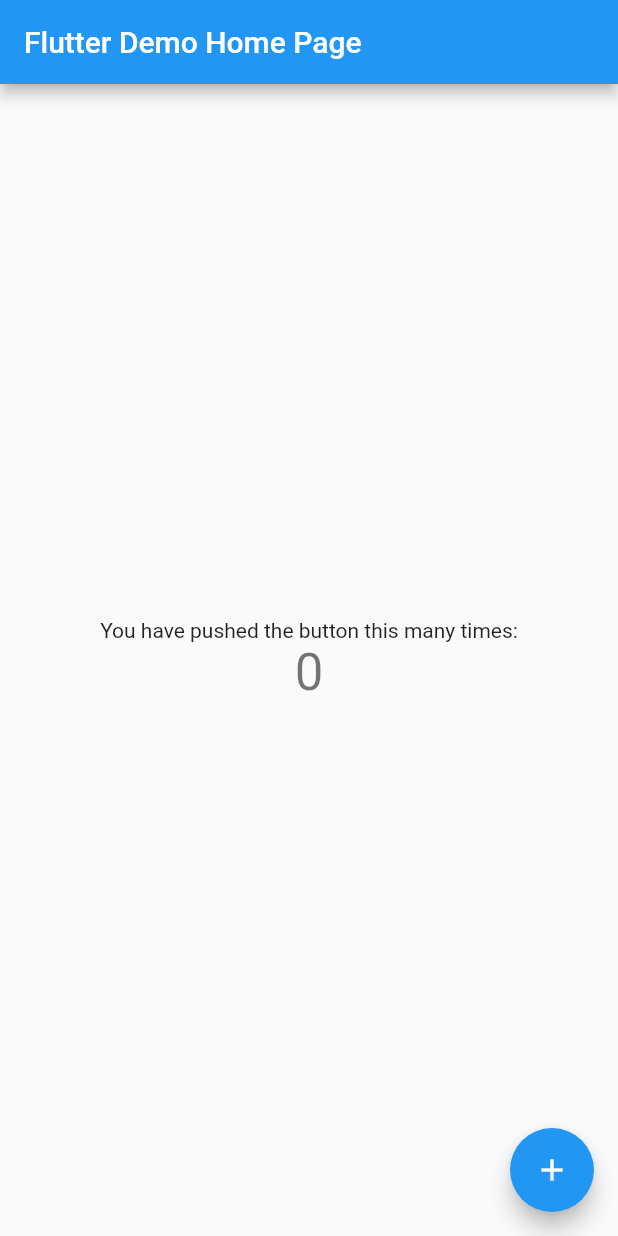
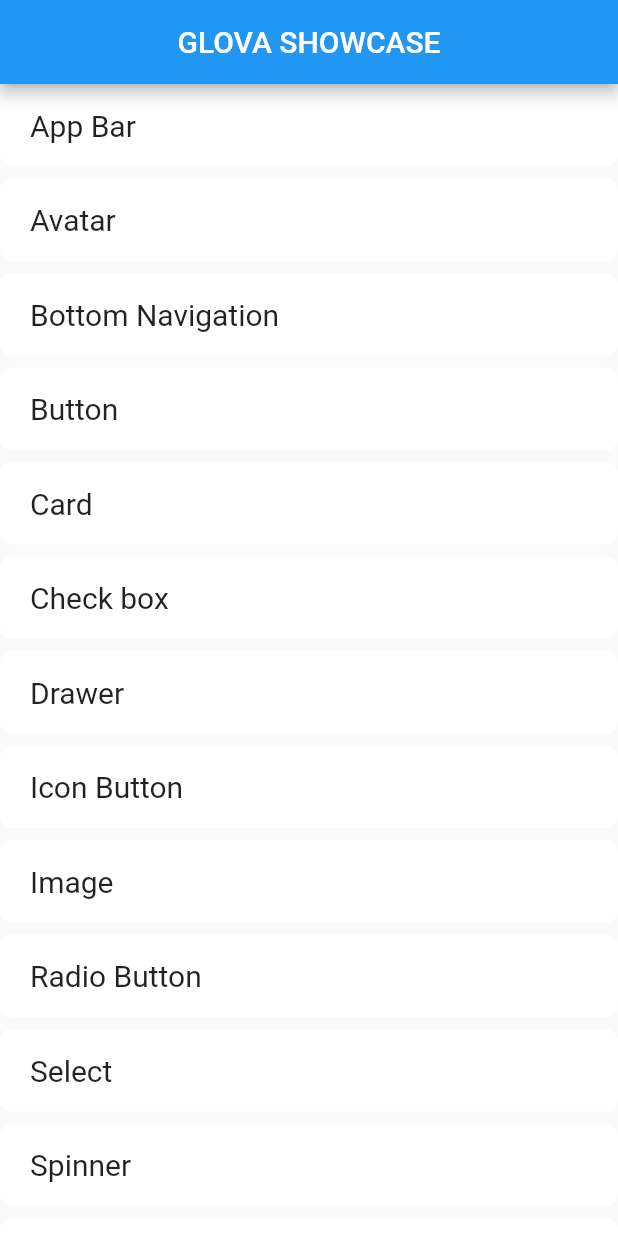
Before and after one commit to glovory/glova_showcase, a Flutter app: the screen it shows after launch, on a phone screen of 412 x 824 dp. Run offline on Flutter 3.47's test engine with Material 2 defaults, Android fonts, the phone set to English and light mode, and no system bars.

Commit message:
🎇 basic page of component

```diff
--- /dev/null
+++ b/lib/component/app_bar_showcase.dart
@@ -0,0 +1,16 @@
+import 'package:flutter/material.dart';
+
+class AppBarShowCase extends StatelessWidget {
+  @override
+  Widget build(BuildContext context) {
+    return Scaffold(
+      appBar: AppBar(
+        title: Text('App Bar Showcase'),
+        centerTitle: true,
+      ),
+      body: Center(
+        child: Text('App Bar Showcase'),
+      ),
+    );
+  }
+}
--- a/lib/main.dart
+++ b/lib/main.dart
@@ -1,117 +1,112 @@
 import 'package:flutter/material.dart';
+
+import 'component/app_bar_showcase.dart';
+import 'component/avatar_showcase.dart';
+import 'component/bottom_navigation_showcase.dart';
+import 'component/button_showcase.dart';
+import 'component/card_showcase.dart';
+import 'component/check_box_showcase.dart';
+import 'component/drawer_showcase.dart';
+import 'component/icon_button_showcase.dart';
+import 'component/image_showcase.dart';
+import 'component/radio_button_showcase.dart';
+import 'component/select_showcase.dart';
+import 'component/spinner_showcase.dart';
+import 'component/tabs_showcase.dart';
+import 'component/text_field_showcase.dart';
+import 'component/toggle_showcase.dart';
 
 void main() {
   runApp(MyApp());
 }
 
 class MyApp extends StatelessWidget {
-  // This widget is the root of your application.
   @override
   Widget build(BuildContext context) {
     return MaterialApp(
-      title: 'Flutter Demo',
+      title: 'Glova Showcase',
       theme: ThemeData(
-        // This is the theme of your application.
-        //
-        // Try running your application with "flutter run". You'll see the
-        // application has a blue toolbar. Then, without quitting the app, try
-        // changing the primarySwatch below to Colors.green and then invoke
-        // "hot reload" (press "r" in the console where you ran "flutter run",
-        // or simply save your changes to "hot reload" in a Flutter IDE).
-        // Notice that the counter didn't reset back to zero; the application
-        // is not restarted.
         primarySwatch: Colors.blue,
-        // This makes the visual density adapt to the platform that you run
-        // the app on. For desktop platforms, the controls will be smaller and
-        // closer together (more dense) than on mobile platforms.
         visualDensity: VisualDensity.adaptivePlatformDensity,
       ),
-      home: MyHomePage(title: 'Flutter Demo Home Page'),
+      initialRoute: '/',
+      routes: {
+        '/': (context) => HomePage(),
+        '/app_bar': (context) => AppBarShowCase(),
+        '/avatar': (context) => AvatarShowCase(),
+        '/bottom_navigation': (context) => BottomNavigationShowcase(),
+        '/button': (context) => ButtonShowcase(),
+        '/card': (context) => CardShowcase(),
+        '/check_box': (context) => CheckBoxShowcase(),
+        '/drawer': (context) => DrawerShowcase(),
+        '/icon_button': (context) => IconButtonShowcase(),
+        '/image': (context) => ImageShowcase(),
+        '/radio_button': (context) => RadioButtonShowcase(),
+        '/select': (context) => SelectShowcase(),
+        '/spinner': (context) => SpinnerShowcase(),
+        '/tabs': (context) => TabsShowcase(),
+        '/text_field': (context) => TextFieldShowcase(),
+        '/toggle': (context) => ToggleShowcase(),
+      },
     );
   }
 }
 
-class MyHomePage extends StatefulWidget {
-  MyHomePage({Key key, this.title}) : super(key: key);
-
-  // This widget is the home page of your application. It is stateful, meaning
-  // that it has a State object (defined below) that contains fields that affect
-  // how it looks.
-
-  // This class is the configuration for the state. It holds the values (in this
-  // case the title) provided by the parent (in this case the App widget) and
-  // used by the build method of the State. Fields in a Widget subclass are
-  // always marked "final".
-
-  final String title;
-
-  @override
-  _MyHomePageState createState() => _MyHomePageState();
-}
-
-class _MyHomePageState extends State<MyHomePage> {
-  int _counter = 0;
-
-  void _incrementCounter() {
-    setState(() {
-      // This call to setState tells the Flutter framework that something has
-      // changed in this State, which causes it to rerun the build method below
-      // so that the display can reflect the updated values. If we changed
-      // _counter without calling setState(), then the build method would not be
-      // called again, and so nothing would appear to happen.
-      _counter++;
-    });
-  }
+class HomePage extends StatelessWidget {
+  final List<ComponentData> _listComponent = [
+    ComponentData(name: 'App Bar', route: '/app_bar'),
+    ComponentData(name: 'Avatar', route: '/avatar'),
+    ComponentData(name: 'Bottom Navigation', route: '/bottom_navigation'),
+    ComponentData(name: 'Button', route: '/button'),
+    ComponentData(name: 'Card', route: '/card'),
+    ComponentData(name: 'Check box', route: '/check_box'),
+    ComponentData(name: 'Drawer', route: '/drawer'),
+    ComponentData(name: 'Icon Button', route: '/icon_button'),
+    ComponentData(name: 'Image', route: '/image'),
+    ComponentData(name: 'Radio Button', route: '/radio_button'),
+    ComponentData(name: 'Select', route: '/select'),
+    ComponentData(name: 'Spinner', route: '/spinner'),
+    ComponentData(name: 'Tabs', route: '/tabs'),
+    ComponentData(name: 'Text Field', route: '/text_field'),
+    ComponentData(name: 'Toogle', route: '/toggle'),
+  ];
 
   @override
   Widget build(BuildContext context) {
-    // This method is rerun every time setState is called, for instance as done
-    // by the _incrementCounter method above.
-    //
-    // The Flutter framework has been optimized to make rerunning build methods
-    // fast, so that you can just rebuild anything that needs updating rather
-    // than having to individually change instances of widgets.
     return Scaffold(
       appBar: AppBar(
-        // Here we take the value from the MyHomePage object that was created by
-        // the App.build method, and use it to set our appbar title.
-        title: Text(widget.title),
+        title: Text('GLOVA SHOWCASE'),
+        centerTitle: true,
       ),
-      body: Center(
-        // Center is a layout widget. It takes a single child and positions it
-        // in the middle of the parent.
-        child: Column(
-          // Column is also a layout widget. It takes a list of children and
-          // arranges them vertically. By default, it sizes itself to fit its
-          // children horizontally, and tries to be as tall as its parent.
-          //
-          // Invoke "debug painting" (press "p" in the console, choose the
-          // "Toggle Debug Paint" action from the Flutter Inspector in Android
-          // Studio, or the "Toggle Debug Paint" command in Visual Studio Code)
-          // to see the wireframe for each widget.
-          //
-          // Column has various properties to control how it sizes itself and
-          // how it positions its children. Here we use mainAxisAlignment to
-          // center the children vertically; the main axis here is the vertical
-          // axis because Columns are vertical (the cross axis would be
-          // horizontal).
-          mainAxisAlignment: MainAxisAlignment.center,
-          children: <Widget>[
-            Text(
-              'You have pushed the button this many times:',
+      body: ListView.builder(
+        itemCount: _listComponent.length,
+        itemBuilder: (context, index) {
+          return GestureDetector(
+            onTap: () {
+              Navigator.pushNamed(context, _listComponent[index].route);
+            },
+            child: Container(
+              margin: EdgeInsets.only(top: (index == 0) ? 0 : 8),
+              padding: EdgeInsets.symmetric(horizontal: 20, vertical: 16),
+              decoration: BoxDecoration(
+                color: Colors.white,
+                borderRadius: BorderRadius.circular(8),
+              ),
+              child: Text(
+                _listComponent[index].name,
+                style: TextStyle(fontSize: 20),
+              ),
             ),
-            Text(
-              '$_counter',
-              style: Theme.of(context).textTheme.headline4,
-            ),
-          ],
-        ),
+          );
+        },
       ),
-      floatingActionButton: FloatingActionButton(
-        onPressed: _incrementCounter,
-        tooltip: 'Increment',
-        child: Icon(Icons.add),
-      ), // This trailing comma makes auto-formatting nicer for build methods.
     );
   }
 }
+
+class ComponentData {
+  final String name;
+  final String route;
+
+  ComponentData({this.name, this.route});
+}
```
Also changed, not shown: lib/component/avatar_showcase.dart (added, +16 -0 lines), lib/component/bottom_navigation_showcase.dart (added, +16 -0 lines), lib/component/button_showcase.dart (added, +16 -0 lines), lib/component/card_showcase.dart (added, +16 -0 lines), lib/component/check_box_showcase.dart (added, +16 -0 lines), lib/component/drawer_showcase.dart (added, +16 -0 lines), lib/component/icon_button_showcase.dart (added, +16 -0 lines), lib/component/image_showcase.dart (added, +16 -0 lines), lib/component/radio_button_showcase.dart (added, +16 -0 lines), lib/component/select_showcase.dart (added, +16 -0 lines), lib/component/spinner_showcase.dart (added, +16 -0 lines), lib/component/tabs_showcase.dart (added, +16 -0 lines), lib/component/text_field_showcase.dart (added, +16 -0 lines), lib/component/toggle_showcase.dart (added, +16 -0 lines).
